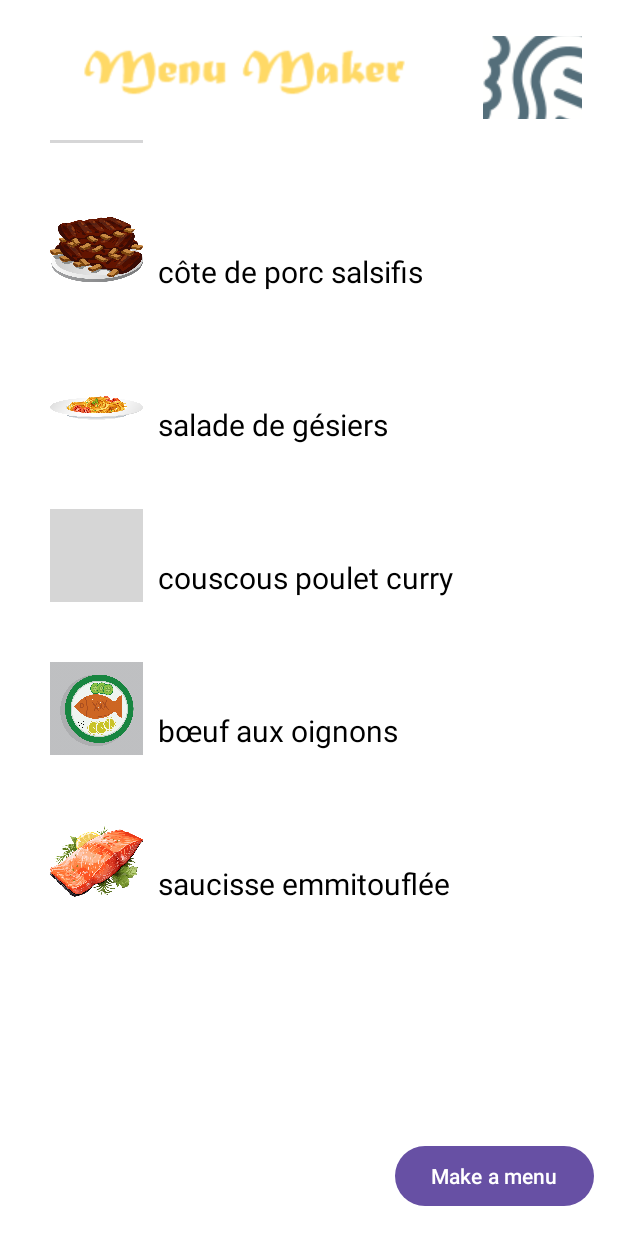
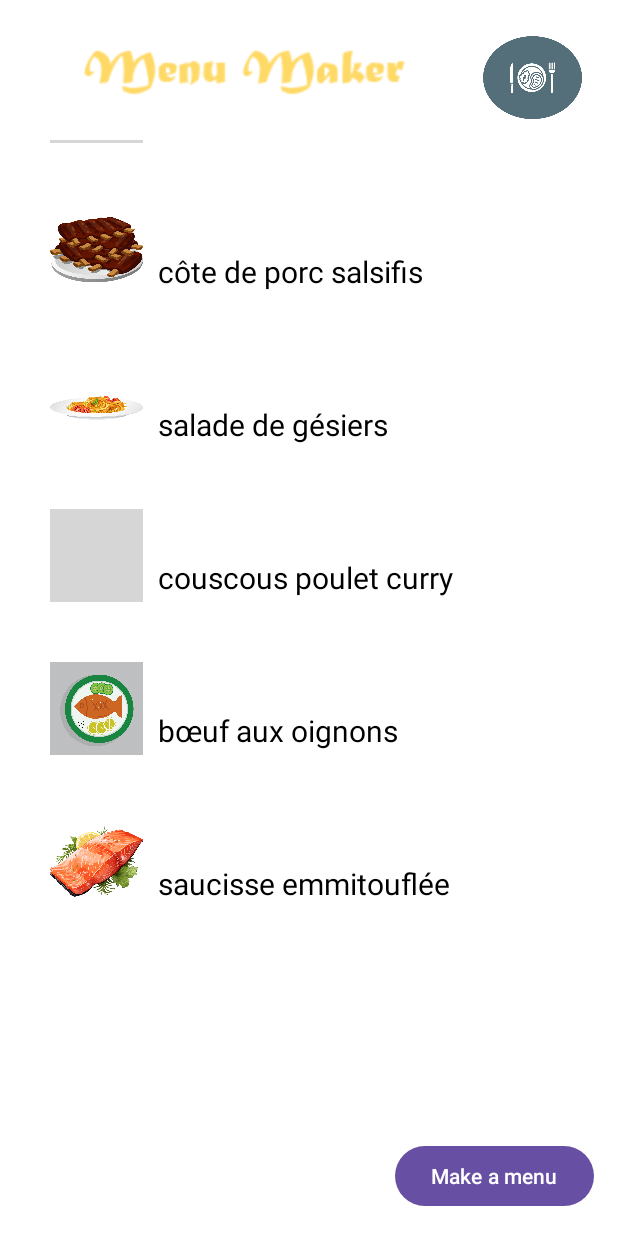
Before and after one commit to lazar360/menu-maker, an Android app: the screen it shows after launch (MainActivity), scrolled down 376 dp, on a phone screen of 412 x 824 dp. Run offline under Robolectric (Android 15) with nearby library versions, the phone set to English and light mode, and no system bars; grey boxes are pictures that could not be loaded.

Commit message:
upd activity_settings adjust img btn

```diff
--- a/app/src/main/res/layout/activity_main.xml
+++ b/app/src/main/res/layout/activity_main.xml
@@ -14,8 +14,10 @@
         android:layout_height="55dp"
         android:layout_marginTop="24dp"
         android:layout_marginEnd="24dp"
+        android:adjustViewBounds="true"
         android:background="@drawable/meal"
         android:onClick="launchMenuMaker"
+        android:scaleType="fitCenter"
         android:src="@drawable/meal"
         app:layout_constraintEnd_toEndOf="parent"
         app:layout_constraintTop_toTopOf="parent"
```
